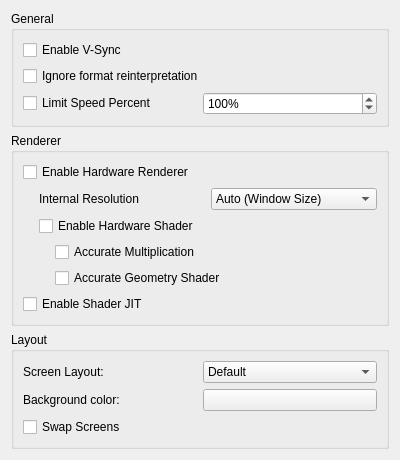
grimtnt/citra, file src/citra_qt/configuration/configure_graphics.ui: the form before one commit.
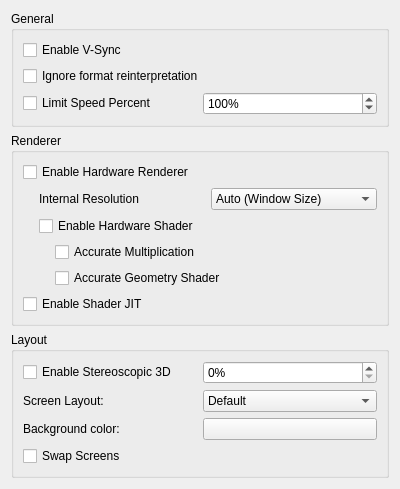
The form after the commit.

Commit message: [skip ci]

The edit to the form file:
```diff
--- a/src/citra_qt/configuration/configure_graphics.ui
+++ b/src/citra_qt/configuration/configure_graphics.ui
@@ -235,6 +235,33 @@
       <string>Layout</string>
      </property>
      <layout class="QVBoxLayout" name="verticalLayout_3">
+      <item>
+       <layout class="QHBoxLayout" name="horizontalLayout_5">
+        <item>
+         <widget class="QCheckBox" name="toggle_3d">
+          <property name="text">
+           <string>Enable Stereoscopic 3D</string>
+          </property>
+         </widget>
+        </item>
+        <item>
+         <widget class="QSpinBox" name="factor_3d">
+          <property name="suffix">
+           <string>%</string>
+          </property>
+          <property name="minimum">
+           <number>0</number>
+          </property>
+          <property name="maximum">
+           <number>100</number>
+          </property>
+          <property name="value">
+           <number>0</number>
+          </property>
+         </widget>
+        </item>
+       </layout>
+      </item>
       <item>
        <layout class="QHBoxLayout" name="horizontalLayout_4">
         <item>
```
